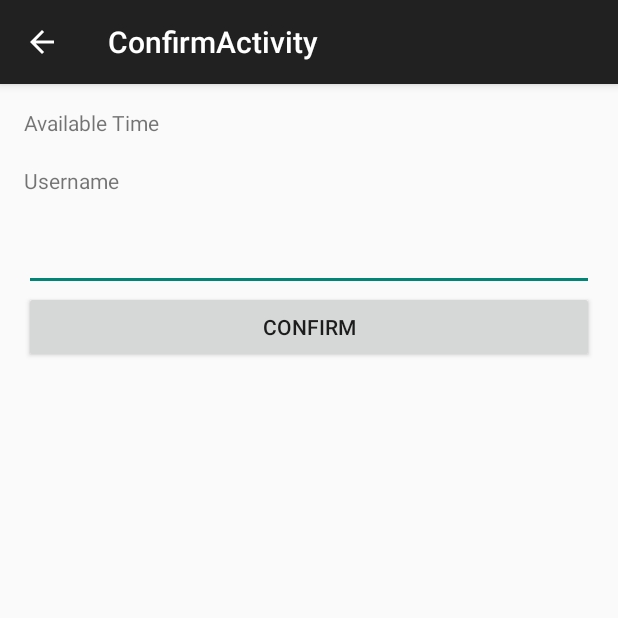
After one commit to iamsabin/FutsalBooking, an Android app: the ConfirmActivity screen opened directly, with no data from a screen before it, on a phone screen of 412 x 824 dp, the top half of it. The commit adds this screen. Run offline under Robolectric (Android 15) with nearby library versions, the phone set to English and light mode, and no system bars.

Commit message:
add confirmation

```diff
--- a/app/build.gradle
+++ b/app/build.gradle
@@ -23,4 +23,5 @@ dependencies {
     compile fileTree(dir: 'libs', include: ['*.jar'])
     testCompile 'junit:junit:4.12'
     compile 'com.android.support:appcompat-v7:21.0.3'
+    compile 'com.android.support:cardview-v7:21.0.+'
 }
--- a/app/src/main/java/android/com/futsalbooking/BookingActivity.java
+++ b/app/src/main/java/android/com/futsalbooking/BookingActivity.java
@@ -111,7 +111,7 @@ public class BookingActivity extends ActionBarActivity implements
             String format = "json";
 
             try {
-                final String TIME_ZONE_DB_API_KEY = "";
+                final String TIME_ZONE_DB_API_KEY = "OQD39NMIAXC0";
 
                 final String TIME_ZONE_BASE_URL =
                         "http://api.timezonedb.com/?";
--- /dev/null
+++ b/app/src/main/java/android/com/futsalbooking/ConfirmActivity.java
@@ -0,0 +1,15 @@
+package android.com.futsalbooking;
+
+import android.os.Bundle;
+import android.support.v7.app.ActionBarActivity;
+
+public class ConfirmActivity extends ActionBarActivity {
+
+    @Override
+    protected void onCreate(Bundle savedInstanceState) {
+        super.onCreate(savedInstanceState);
+        setContentView(R.layout.activity_confirm);
+        getSupportActionBar().setDisplayHomeAsUpEnabled(true);
+    }
+
+}
--- /dev/null
+++ b/app/src/main/java/android/com/futsalbooking/ConfirmActivityFragment.java
@@ -0,0 +1,45 @@
+package android.com.futsalbooking;
+
+import android.content.Intent;
+import android.support.v4.app.Fragment;
+import android.os.Bundle;
+import android.util.Log;
+import android.view.LayoutInflater;
+import android.view.View;
+import android.view.ViewGroup;
+import android.widget.Button;
+import android.widget.EditText;
+import android.widget.TextView;
+
+/**
+ * A placeholder fragment containing a simple view.
+ */
+public class ConfirmActivityFragment extends Fragment {
+    private final String LOG_TAG = ConfirmActivityFragment.class.getSimpleName();
+    Button confirmButton;
+    public ConfirmActivityFragment() {
+    }
+
+    @Override
+    public View onCreateView(LayoutInflater inflater, ViewGroup container,
+                             Bundle savedInstanceState) {
+        View rootView = inflater.inflate(R.layout.fragment_confirm, container, false);
+
+        TextView availableTimeTextView = (TextView) rootView.findViewById(R.id.time_available_text_view);
+        final EditText usernameEditText = (EditText) rootView.findViewById(R.id.user_name_edit_text);
+        confirmButton = (Button) rootView.findViewById(R.id.confirm_book_button);
+
+        Intent intent = getActivity().getIntent();
+        availableTimeTextView.setText(intent.getStringExtra("time"));
+
+        confirmButton.setOnClickListener(new View.OnClickListener() {
+            @Override
+            public void onClick(View v) {
+                usernameEditText.getText().toString();
+                usernameEditText.setText("");
+            }
+        });
+        return rootView;
+    }
+
+}
--- a/app/src/main/java/android/com/futsalbooking/objects/DailyBooking.java
+++ b/app/src/main/java/android/com/futsalbooking/objects/DailyBooking.java
@@ -6,10 +6,8 @@ package android.com.futsalbooking.objects;
 public class DailyBooking {
     public String time;
     public String username;
-    public boolean condition;
 
-    public DailyBooking(boolean condition, String time, String username) {
-        this.condition = condition;
+    public DailyBooking(String time, String username) {
         this.time = time;
         this.username = username;
     }
--- /dev/null
+++ b/app/src/main/res/layout/fragment_confirm.xml
@@ -0,0 +1,38 @@
+<?xml version="1.0" encoding="utf-8"?>
+<LinearLayout xmlns:android="http://schemas.android.com/apk/res/android"
+    xmlns:tools="http://schemas.android.com/tools"
+    android:layout_width="match_parent"
+    android:layout_height="match_parent"
+    android:paddingBottom="@dimen/activity_vertical_margin"
+    android:paddingLeft="@dimen/activity_horizontal_margin"
+    android:paddingRight="@dimen/activity_horizontal_margin"
+    android:paddingTop="@dimen/activity_vertical_margin"
+    android:orientation="vertical"
+    tools:context="android.com.futsalbooking.ConfirmActivity">
+
+    <TextView
+        android:layout_width="wrap_content"
+        android:layout_height="wrap_content"
+        android:text="@string/time_available_text_view"/>
+
+    <TextView
+        android:layout_width="wrap_content"
+        android:layout_height="wrap_content"
+        android:id="@+id/time_available_text_view"/>
+
+    <TextView
+        android:layout_width="wrap_content"
+        android:layout_height="wrap_content"
+        android:text="@string/username"/>
+
+    <EditText
+        android:layout_width="match_parent"
+        android:layout_height="?android:attr/listPreferredItemHeight"
+        android:id="@+id/user_name_edit_text"/>
+
+    <Button
+        android:layout_width="match_parent"
+        android:layout_height="wrap_content"
+        android:text="@string/confirm_book_button"
+        android:id="@+id/confirm_book_button" />
+</LinearLayout>
--- a/app/src/main/res/values/strings.xml
+++ b/app/src/main/res/values/strings.xml
@@ -2,4 +2,13 @@
     <string name="app_name">FutsalBooking</string>
     <string name="action_settings">Settings</string>
     <string name="title_activity_booking">Booking</string>
+
+    <string name="book_date">08/07/2016</string>
+    <string name="booking_time">8-9</string>
+    <string name="booking_user_name">UserName</string>
+    <string name="title_activity_confirm">ConfirmActivity</string>
+
+    <string name="time_available_text_view">Available Time</string>
+    <string name="username">Username</string>
+    <string name="confirm_book_button">Confirm</string>
 </resources>
```
Also changed, not shown: app/src/main/AndroidManifest.xml (+11 -2 lines), app/src/main/java/android/com/futsalbooking/DailyBookingFragment.java (+28 -6 lines), app/src/main/java/android/com/futsalbooking/adapter/DailyBookingAdapter.java (+16 -1 lines), app/src/main/res/layout/activity_confirm.xml (added, +7 -0 lines), app/src/main/res/layout/fragment_daily_booking.xml (+25 -18 lines), app/src/main/res/layout/fragment_main.xml (+7 -9 lines), app/src/main/res/layout/grid_item_menu.xml (+5 -5 lines), app/src/main/res/layout/list_item_daily_booking.xml (+29 -10 lines), app/src/main/res/menu/menu_confirm.xml (added, +7 -0 lines), 1 other file.
